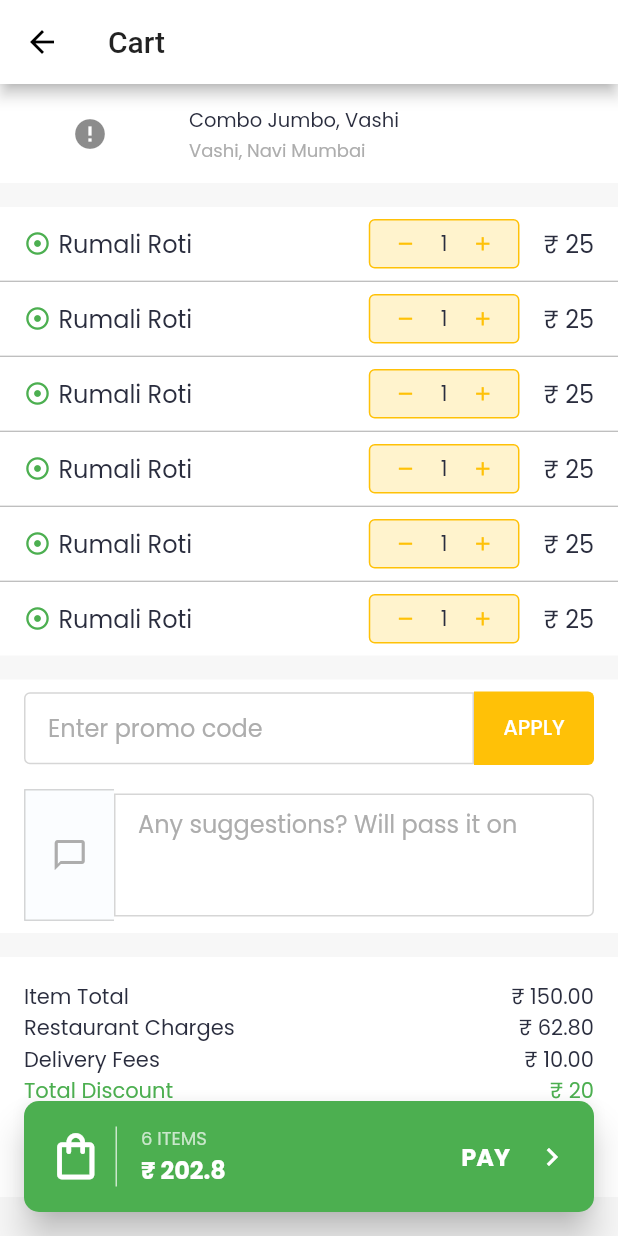
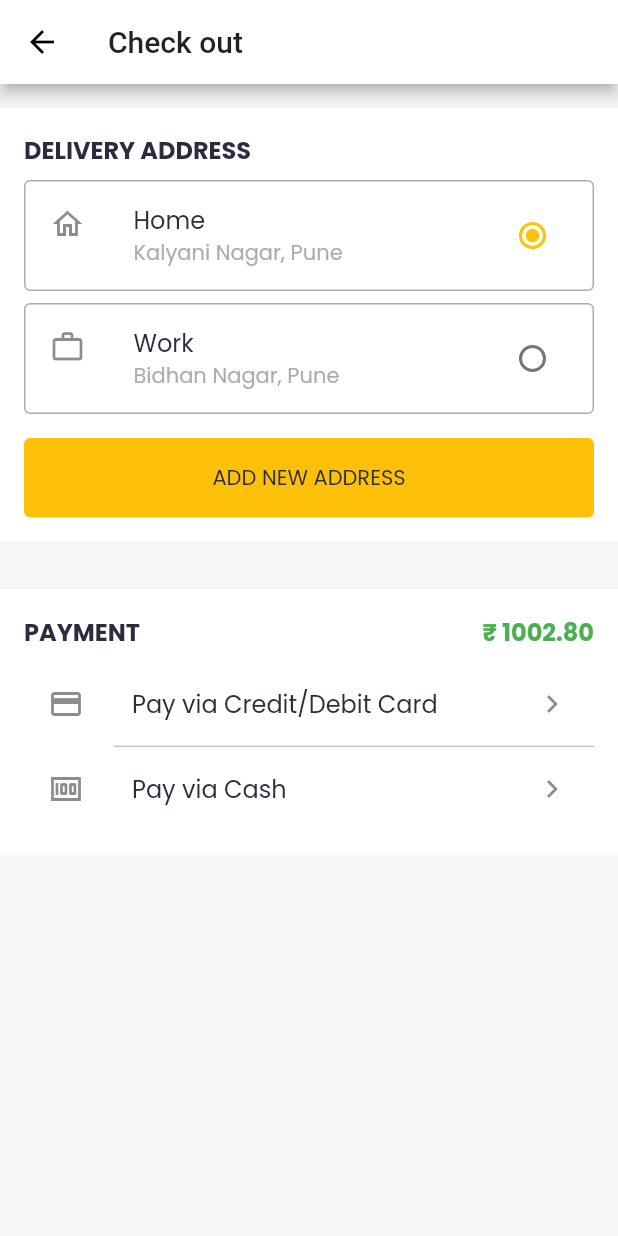
Before and after one commit to IamAKX/combojumbo-spoton, a Flutter app: the CartScreen screen opened by its route, after a tap on "6 ITEMS", on a phone screen of 412 x 824 dp. Run offline on Flutter 3.47's test engine with Material 2 defaults, Android fonts, the phone set to English and light mode, and no system bars; drawn by our look-alikes of cached_network_image; our stand-ins replace awesome_dialog, carousel_slider, floating_bottom_navigation_bar, flutter_html, flutter_svg, google_fonts and 4 more; network calls fail.

Commit message:
Checkout page ui

```diff
--- a/lib/main.dart
+++ b/lib/main.dart
@@ -1,3 +1,4 @@
+import 'package:cjspoton/screen/home/home_screen.dart';
 import 'package:cjspoton/screen/login/login_screen.dart';
 import 'package:cjspoton/screen/login_email/login_email_screen.dart';
 import 'package:cjspoton/screen/main_container/main_container.dart';
@@ -18,7 +19,7 @@ class MyApp extends StatelessWidget {
       title: 'FastCheque',
       theme: globalTheme(context),
       onGenerateRoute: NavRoute.generatedRoute,
-      home: MainContainer(),
+      home: LoginScreen(),
     );
   }
 }
--- a/lib/screen/cart/cart_screen.dart
+++ b/lib/screen/cart/cart_screen.dart
@@ -1,4 +1,5 @@
 import 'package:cached_network_image/cached_network_image.dart';
+import 'package:cjspoton/screen/checkout/checkout_screen.dart';
 import 'package:cjspoton/utils/colors.dart';
 import 'package:cjspoton/utils/constants.dart';
 import 'package:cjspoton/utils/theme_config.dart';
@@ -21,7 +22,8 @@ class _CartScreenState extends State<CartScreen> {
     return Scaffold(
       floatingActionButtonLocation: FloatingActionButtonLocation.centerDocked,
       floatingActionButton: InkWell(
-        onTap: () {},
+        onTap: () =>
+            Navigator.of(context).pushNamed(CheckoutScreen.CHECKOUT_ROUTE),
         child: Card(
           shape: RoundedRectangleBorder(
             borderRadius: BorderRadius.circular(10.0),
--- /dev/null
+++ b/lib/screen/checkout/checkout_screen.dart
@@ -0,0 +1,198 @@
+import 'package:awesome_dialog/awesome_dialog.dart';
+import 'package:cjspoton/screen/add_delivery_addres/add_delivery_address_screen.dart';
+import 'package:cjspoton/utils/colors.dart';
+import 'package:cjspoton/utils/constants.dart';
+import 'package:cjspoton/utils/theme_config.dart';
+import 'package:flutter/material.dart';
+
+class CheckoutScreen extends StatefulWidget {
+  const CheckoutScreen({Key? key}) : super(key: key);
+  static const String CHECKOUT_ROUTE = '/checkout';
+
+  @override
+  _CheckoutScreenState createState() => _CheckoutScreenState();
+}
+
+class _CheckoutScreenState extends State<CheckoutScreen> {
+  int selectedAddress = 1;
+  @override
+  Widget build(BuildContext context) {
+    return Scaffold(
+      backgroundColor: greyedBgColor,
+      appBar: AppBar(
+        backgroundColor: bgColor,
+        title: Text('Check out'),
+        centerTitle: false,
+      ),
+      body: ListView(
+        children: [
+          SizedBox(
+            height: defaultPadding,
+          ),
+          Container(
+            padding: EdgeInsets.all(defaultPadding),
+            color: bgColor,
+            child: Column(
+              crossAxisAlignment: CrossAxisAlignment.start,
+              children: [
+                Text(
+                  'DELIVERY ADDRESS',
+                  style: Theme.of(context).textTheme.subtitle1?.copyWith(
+                        color: textColor,
+                        fontWeight: FontWeight.bold,
+                      ),
+                ),
+                SizedBox(
+                  height: defaultPadding / 2,
+                ),
+                Container(
+                  decoration: BoxDecoration(
+                    border: Border.all(color: hintColor),
+                    borderRadius: BorderRadius.circular(4),
+                  ),
+                  child: ListTile(
+                    leading: Icon(Icons.home_outlined),
+                    title: Text('Home'),
+                    subtitle: Text('Kalyani Nagar, Pune'),
+                    trailing: Radio(
+                      value: 1,
+                      groupValue: selectedAddress,
+                      onChanged: (value) {
+                        setState(() {
+                          selectedAddress = 1;
+                        });
+                      },
+                    ),
+                  ),
+                ),
+                SizedBox(
+                  height: defaultPadding / 2,
+                ),
+                Container(
+                  decoration: BoxDecoration(
+                    border: Border.all(color: hintColor),
+                    borderRadius: BorderRadius.circular(4),
+                  ),
+                  child: ListTile(
+                    leading: Icon(Icons.work_outline),
+                    title: Text('Work'),
+                    subtitle: Text('Bidhan Nagar, Pune'),
+                    trailing: Radio(
+                      value: 2,
+                      groupValue: selectedAddress,
+                      onChanged: (value) {
+                        setState(() {
+                          selectedAddress = 2;
+                        });
+                      },
+                    ),
+                  ),
+                ),
+                SizedBox(
+                  height: defaultPadding,
+                ),
+                InkWell(
+                  onTap: () => Navigator.of(context)
+                      .pushNamed(AddDeliveryAddress.ADD_DELIVERY_ADDRESS_ROUTE),
+                  child: Container(
+                    alignment: Alignment.center,
+                    width: double.infinity,
+                    padding: EdgeInsets.all(defaultPadding),
+                    child: Text('ADD NEW ADDRESS'),
+                    decoration: BoxDecoration(
+                        color: primaryColor,
+                        borderRadius: BorderRadius.circular(4)),
+                  ),
+                ),
+              ],
+            ),
+          ),
+          SizedBox(
+            height: defaultPadding * 2,
+          ),
+          Container(
+            padding: EdgeInsets.all(defaultPadding),
+            color: bgColor,
+            child: Column(
+              crossAxisAlignment: CrossAxisAlignment.start,
+              children: [
+                Row(
+                  mainAxisAlignment: MainAxisAlignment.spaceBetween,
+                  children: [
+                    Text(
+                      'PAYMENT',
+                      style: Theme.of(context).textTheme.subtitle1?.copyWith(
+                            color: textColor,
+                            fontWeight: FontWeight.bold,
+                          ),
+                    ),
+                    Text(
+                      '${Constants.RUPEE} 1002.80',
+                      style: Theme.of(context).textTheme.subtitle1?.copyWith(
+                            color: Colors.green,
+                            fontWeight: FontWeight.bold,
+                          ),
+                    ),
+                  ],
+                ),
+                SizedBox(
+                  height: defaultPadding / 2,
+                ),
+                ListTile(
+                  onTap: () => showSuccessAlert(context),
+                  leading: Icon(Icons.credit_card_outlined),
+                  title: Text('Pay via Credit/Debit Card'),
+                  trailing: Icon(Icons.keyboard_arrow_right_outlined),
+                ),
+                Divider(
+                  height: 1,
+                  color: hintColor,
+                  indent: 60,
+                ),
+                ListTile(
+                  onTap: () => showFailedAlert(context),
+                  leading: Icon(Icons.money),
+                  title: Text('Pay via Cash'),
+                  trailing: Icon(Icons.keyboard_arrow_right_outlined),
+                ),
+              ],
+            ),
+          ),
+        ],
+      ),
+    );
+  }
+
+  showSuccessAlert(BuildContext context) {
+    AwesomeDialog(
+      context: context,
+      dialogType: DialogType.SUCCES,
+      borderSide: BorderSide(color: Colors.green, width: 2),
+      width: 400,
+      buttonsBorderRadius: BorderRadius.all(Radius.circular(2)),
+      headerAnimationLoop: false,
+      animType: AnimType.BOTTOMSLIDE,
+      title: 'Payment successful',
+      desc: 'Your order has been received.',
+      showCloseIcon: false,
+      btnOkOnPress: () {},
+    )..show();
+  }
+
+  showFailedAlert(BuildContext context) {
+    AwesomeDialog(
+        context: context,
+        dialogType: DialogType.ERROR,
+        borderSide: BorderSide(color: Colors.red, width: 2),
+        width: 400,
+        buttonsBorderRadius: BorderRadius.all(Radius.circular(2)),
+        headerAnimationLoop: false,
+        animType: AnimType.BOTTOMSLIDE,
+        title: 'Payment Failed',
+        desc: 'Last transaction was unsuccessful.\nError code : 1234',
+        showCloseIcon: false,
+        btnOkOnPress: () {},
+        btnOkColor: Colors.red)
+      ..show();
+  }
+}
--- a/lib/utils/navigator.dart
+++ b/lib/utils/navigator.dart
@@ -1,5 +1,6 @@
 import 'package:cjspoton/screen/add_delivery_addres/add_delivery_address_screen.dart';
 import 'package:cjspoton/screen/cart/cart_screen.dart';
+import 'package:cjspoton/screen/checkout/checkout_screen.dart';
 import 'package:cjspoton/screen/choose_outlet/choose_outlet_screen.dart';
 import 'package:cjspoton/screen/forgot_password/forgot_password_screen.dart';
 import 'package:cjspoton/screen/introduction/introduction.dart';
@@ -39,6 +40,8 @@ class NavRoute {
         return MaterialPageRoute(builder: (_) => PrivacyPolicyScreen());
       case CartScreen.CART_ROUTE:
         return MaterialPageRoute(builder: (_) => CartScreen());
+      case CheckoutScreen.CHECKOUT_ROUTE:
+        return MaterialPageRoute(builder: (_) => CheckoutScreen());
 
       default:
         return _errorRoute();
--- a/pubspec.yaml
+++ b/pubspec.yaml
@@ -40,6 +40,7 @@ dependencies:
   shared_preferences: ^2.0.6
   toggle_switch: ^1.2.0
   video_player: ^2.1.14
+  awesome_dialog: ^2.1.1
 
 dev_dependencies:
   flutter_launcher_icons: "^0.9.1"
```
Also changed, not shown: pubspec.lock.
